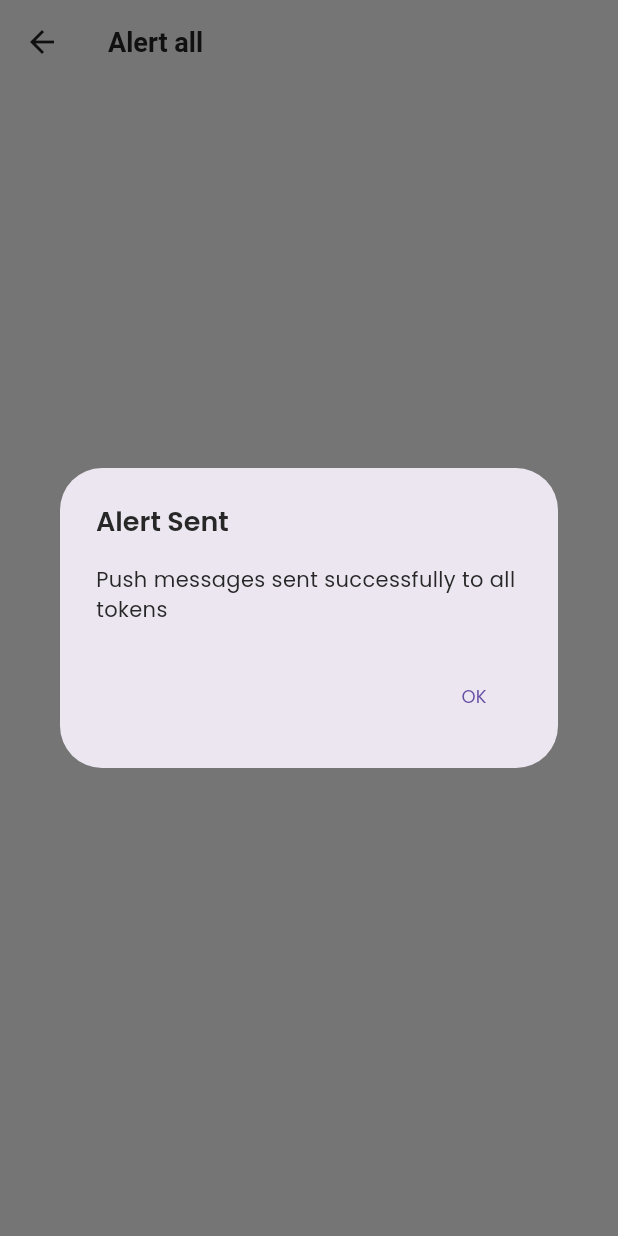
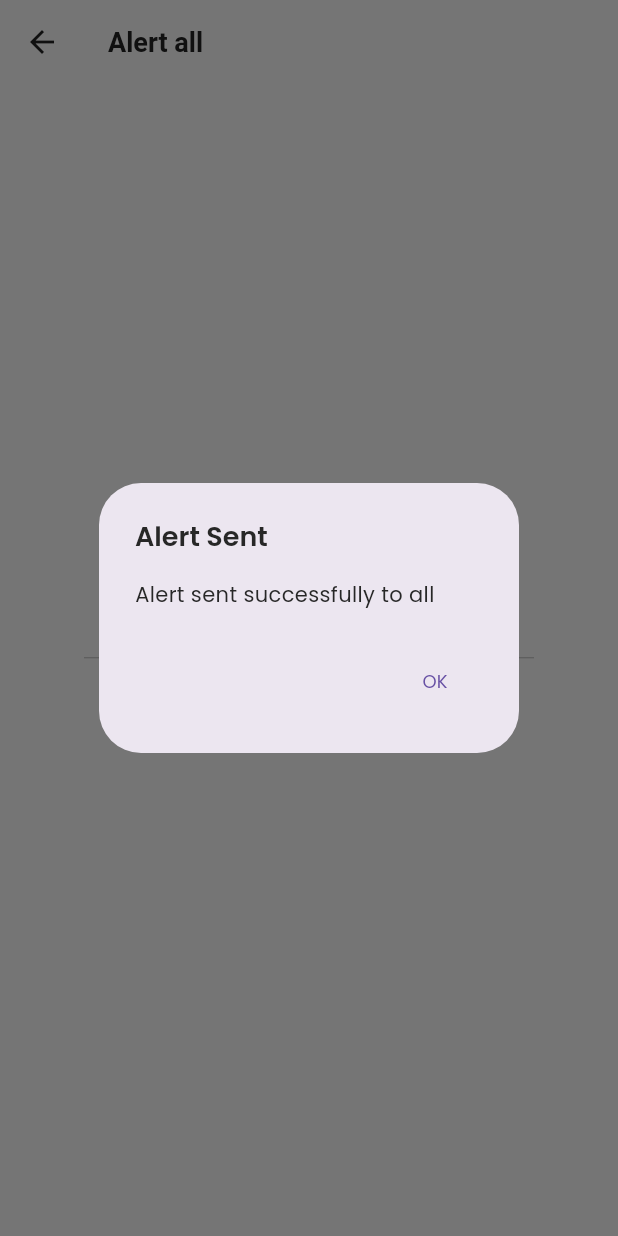
Before and after one commit to RevertHub/HAMSTER_KOMBAT_AUTOCLICKER, a Flutter app: the Alertsnd screen opened directly, after a tap on "Send Notification to All", on a phone screen of 412 x 824 dp. Run offline on Flutter 3.47's test engine with Material 3 defaults, Android fonts, the phone set to English and light mode, and no system bars; our stand-ins replace bloc, cached_network_image, carousel_slider, cloud_firestore, connectivity_plus, equatable and 22 more; missing offline and left inert: shake, zego_uikit_prebuilt_video_conference; accounts and stored records are empty; project files that could hold a hidden picture were left out.

Commit message:
Alert send added

```diff
--- a/lib/screens/settings/alertsnd.dart
+++ b/lib/screens/settings/alertsnd.dart
@@ -4,7 +4,14 @@ import 'package:cloud_firestore/cloud_firestore.dart';
 import 'package:flutter/material.dart';
 import 'package:http/http.dart' as http;
 
-class Alertsnd extends StatelessWidget {
+class Alertsnd extends StatefulWidget {
+  @override
+  State<Alertsnd> createState() => _AlertsndState();
+}
+
+class _AlertsndState extends State<Alertsnd> {
+  String? selectedCity;
+
   @override
   Widget build(BuildContext context) {
     return Scaffold(
@@ -12,12 +19,60 @@ class Alertsnd extends StatelessWidget {
         title: Text('Alert all'),
       ),
       body: Center(
-        child: ElevatedButton(
-          onPressed: () {
-            sendPushMessageToGroup(
-                'Be Vigilant', 'be vigilant you are gonna die', context);
-          },
-          child: Text('Send Notification to All'),
+        child: Column(
+          mainAxisAlignment: MainAxisAlignment.center,
+          children: [
+            Text(
+              "Select Your City",
+              style: TextStyle(
+                color: Colors.white,
+                fontWeight: FontWeight.bold,
+              ),
+            ),
+            Container(
+              width: 300,
+              child: DropdownButton<String>(
+                icon: Padding(
+                  padding: const EdgeInsets.only(left: 80.0),
+                  child: Icon(Icons.arrow_drop_down),
+                ),
+                value: selectedCity,
+                onChanged: (String? newValue) {
+                  setState(() {
+                    selectedCity = newValue;
+                  });
+                },
+                items: <String>[
+                  'Alappuzha',
+                  'Ernakulam',
+                  'Idukki',
+                  'Kannur',
+                  'Kasaragod',
+                  'Kollam',
+                  'Kottayam',
+                  'Kozhikode',
+                  'Malappuram',
+                  'Palakkad',
+                  'Pathanamthitta',
+                  'Thiruvananthapuram',
+                  'Thrissur',
+                  'Wayanad',
+                ].map<DropdownMenuItem<String>>((String value) {
+                  return DropdownMenuItem<String>(
+                    value: value,
+                    child: Text(value),
+                  );
+                }).toList(),
+              ),
+            ),
+            ElevatedButton(
+              onPressed: () {
+                sendPushMessageToGroup(
+                    'Be Vigilant ⚠', 'be vigilant you are gonna die', context);
+              },
+              child: Text('Send Notification to All'),
+            ),
+          ],
         ),
       ),
     );
@@ -40,12 +95,11 @@ void sendPushMessageToGroup(
       builder: (BuildContext context) {
         return AlertDialog(
           title: Text("Alert Sent"),
-          content: Text("Push messages sent successfully to all tokens"),
+          content: Text("Alert sent successfully to all "),
           actions: <Widget>[
             TextButton(
               child: Text("OK"),
               onPressed: () {
-                Navigator.of(context).pop();
                 Navigator.of(context).pop();
               },
             ),
--- a/lib/weather/data/alerts.dart
+++ b/lib/weather/data/alerts.dart
@@ -112,8 +112,8 @@ class _AlertBoxState extends State<AlertBox> {
         decoration: BoxDecoration(
           color: const Color.fromARGB(82, 54, 51, 58),
           borderRadius: BorderRadius.circular(8.0),
-          border:  Border.all(color: const Color.fromARGB(255, 244, 63, 63), width: 0.4),
-
+          border: Border.all(
+              color: const Color.fromARGB(255, 244, 63, 63), width: 0.4),
         ),
         child: AnimatedSwitcher(
           duration: const Duration(milliseconds: 500),
@@ -127,7 +127,6 @@ class _AlertBoxState extends State<AlertBox> {
                       color: Color.fromARGB(255, 244, 63, 63),
                       fontWeight: FontWeight.w600,
                       fontFamily: 'Poppins',
-
                     ),
                   ),
                 )
--- a/lib/widget/homescreenMain.dart
+++ b/lib/widget/homescreenMain.dart
@@ -97,12 +97,14 @@ class _HomeScreenMainState extends State<HomeScreenMain> {
           await FirebaseFirestore.instance.collection('Users').doc(uid).get();
 
       if (userSnapshot.exists) {
-        final String? UserName = userSnapshot.data()?['UserName'];
+        final String? blood = userSnapshot.data()?['bloodgroup'];
+        final String? city = userSnapshot.data()?['City'];
 
-        if (UserName != null) {
+        if (blood != null) {
           await FirebaseFirestore.instance.collection("tokens").doc(uid).set({
             'token': token,
-            'UserName': UserName,
+            'bloodgroup': blood,
+            'City': city,
           });
           print("Token saved successfully");
         } else {
```
